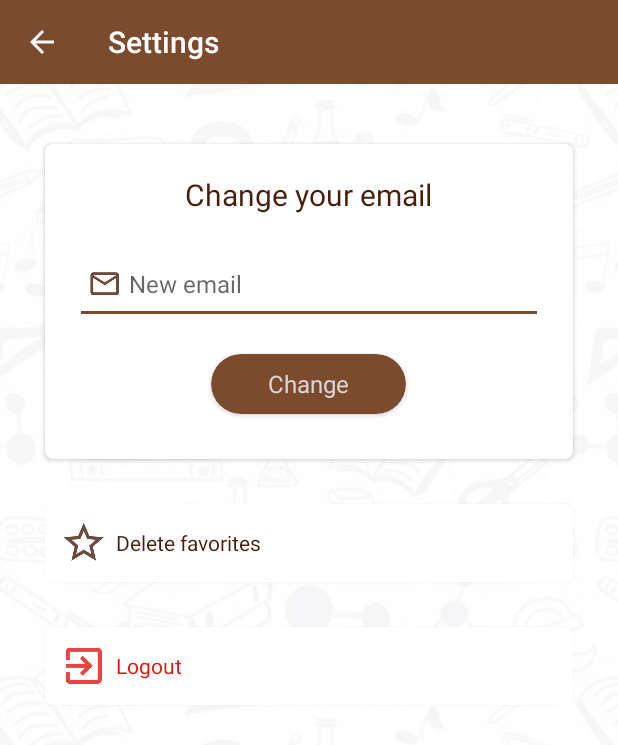
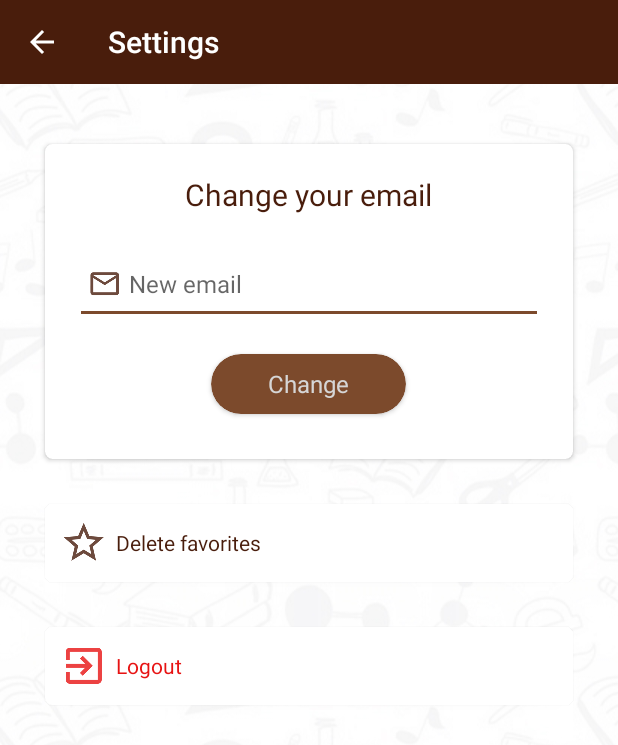
Before and after one commit to Pedromrl/Woodpecker, an Android app: the SettingsActivity screen opened directly, with no data from a screen before it, on a phone screen of 412 x 824 dp. Shown: the top 745 px of the screen. Run offline under Robolectric (Android 15) with nearby library versions, the phone set to English and light mode, and no system bars; our stand-ins replace Firebase (no records; nobody signed in at launch, a user with empty details on screens opened directly).

Commit message:
Alterações ao visual - mudança de cor para mais escuro Versão Funcional com os seguintes bugs: - Scan pedir permissão infinitamente - QUANDO SE VIRAR O TELEMOVEL, MUDA PARA O FRAGMENTO HOME - IDENTIFICA QUE TEM NET MAS O LAYOUT ESTÁ PRESO ACIMA DO ECRÃ - IMAGEM QUANDO METO NOS FAVORITOS NÃO APARECE - IMAGEM DEFAULT É UMA CRUZ EM VEZ DE "NO IMAGE"

```diff
--- a/app/src/main/res/layout/activity_bottom_view.xml
+++ b/app/src/main/res/layout/activity_bottom_view.xml
@@ -19,12 +19,12 @@
         android:id="@+id/toolbar"
         android:layout_width="match_parent"
         android:layout_height="wrap_content"
-        android:background="@color/colorPrimary"
+        android:background="@color/colorPrimaryDark"
 
         app:cancelIcon="@drawable/ic_close"
-        app:endColor="@color/colorEnd"
+        app:endColor="@color/colorStart"
         app:icon="@drawable/ic_search"
-        app:startColor="@color/colorStart"
+        app:startColor="@color/colorEnd"
         app:title="@string/str_news_feed"
         app:titleTextColor="@android:color/white" />
 
--- a/app/src/main/res/layout/activity_livro.xml
+++ b/app/src/main/res/layout/activity_livro.xml
@@ -34,7 +34,7 @@
                     android:id="@+id/background"
                     android:layout_width="match_parent"
                     android:layout_height="match_parent"
-                    android:background="@color/colorPrimary"
+                    android:background="@color/colorPrimaryDark"
                     android:scaleType="centerCrop"
                     app:layout_collapseMode="parallax" />
 
--- a/app/src/main/res/layout/activity_resultados.xml
+++ b/app/src/main/res/layout/activity_resultados.xml
@@ -12,7 +12,7 @@
         android:id="@+id/toolbar"
         android:layout_width="match_parent"
         android:layout_height="wrap_content"
-        android:background="@color/colorPrimary"
+        android:background="@color/colorPrimaryDark"
         android:theme="@style/Toolbar"
         app:endColor="@color/colorEnd"
         app:startColor="@color/colorStart"
--- a/app/src/main/res/layout/activity_settings.xml
+++ b/app/src/main/res/layout/activity_settings.xml
@@ -11,7 +11,7 @@
         android:id="@+id/toolbarr"
         android:layout_width="match_parent"
         android:layout_height="wrap_content"
-        android:background="@color/colorPrimary"
+        android:background="@color/colorPrimaryDark"
         android:theme="@style/Toolbar"
         app:endColor="@color/colorEnd"
         app:startColor="@color/colorStart"
--- a/app/src/main/res/values/styles.xml
+++ b/app/src/main/res/values/styles.xml
@@ -19,16 +19,16 @@
     </style>
 
     <style name="Toolbar" parent="Theme.AppCompat">
-        <item name="colorPrimary">@color/colorPrimary</item>
+        <item name="colorPrimary">@color/colorPrimaryDark</item>
         <item name="colorPrimaryDark">@color/colorPrimaryDark</item>
-        <item name="android:background">@color/colorPrimary</item>
+        <item name="android:background">@color/colorPrimaryDark</item>
         <item name="android:textColorPrimary">#FFF</item>
         <item name="android:textColorSecondary">#FFF</item>
         <item name="actionMenuTextColor">#FFF</item>
         <item name="android:windowTranslucentStatus">true</item>
         <item name="android:windowTranslucentNavigation">true</item>
         <item name="android:fitsSystemWindows">true</item>
-        <item name="android:windowBackground">@color/colorPrimary</item>
+        <item name="android:windowBackground">@color/colorPrimaryDark</item>
     </style>
 
 
```
